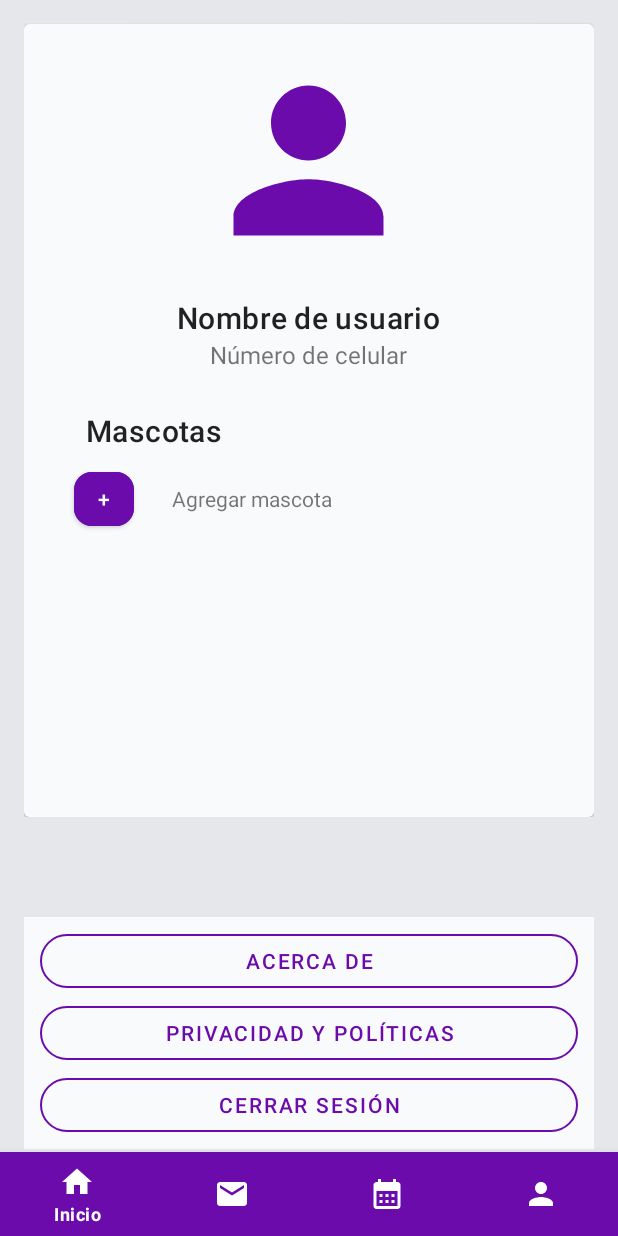
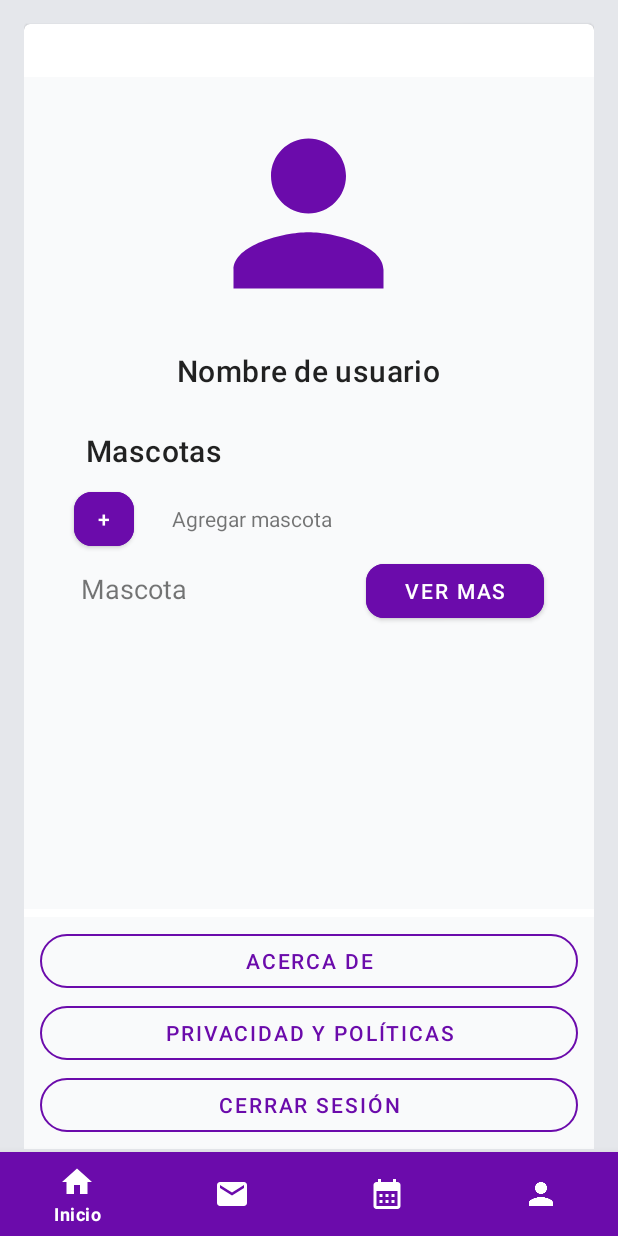
Before and after one commit to VISOSO2403/Estetica-Canina, an Android app: the fragment UserFragment placed in its activity, on a phone screen of 412 x 824 dp. Run offline under Robolectric (Android 15) with nearby library versions, the phone set to English and light mode, and no system bars; our stand-ins replace Firebase (no records; nobody signed in at launch, a user with empty details on screens opened directly).

Commit message:
perfil de mascota terminado

```diff
--- a/app/src/main/java/com/example/esteticacanina/UserFragment.java
+++ b/app/src/main/java/com/example/esteticacanina/UserFragment.java
@@ -13,7 +13,7 @@ import android.widget.Button;
 
 public class UserFragment extends Fragment {
 
-    Button agremasc;
+    Button agremasc, vermasc;
 
     @SuppressLint("MissingInflatedId")
     @Override
@@ -23,6 +23,7 @@ public class UserFragment extends Fragment {
 
 
         agremasc = root.findViewById(R.id.btnagrmasc);
+        vermasc = root.findViewById(R.id.btnvermasc);
 
         agremasc.setOnClickListener(new View.OnClickListener() {
             @Override
@@ -33,6 +34,15 @@ public class UserFragment extends Fragment {
             }
         });
 
+        vermasc.setOnClickListener(new View.OnClickListener() {
+            @Override
+            public void onClick(View view) {
+                Intent i = new Intent(getActivity(), MascotaActivity.class);
+                startActivity(i);
+                getActivity().finish();
+            }
+        });
+
         return root;
     }
 
--- a/app/src/main/res/layout/fragment_user.xml
+++ b/app/src/main/res/layout/fragment_user.xml
@@ -27,6 +27,7 @@
                     android:id="@+id/linearLayoutCardContent"
                     android:layout_width="match_parent"
                     android:layout_height="wrap_content"
+                    android:layout_marginVertical="35dp"
                     app:background="@color/whiterect"
                     android:orientation="vertical">
 
@@ -63,14 +64,7 @@
                                 android:textAppearance="?attr/textAppearanceHeadline6"
                                 android:textSize="20dp" />
 
-                            <TextView
-                                android:id="@+id/txtnumusu"
-                                android:layout_width="wrap_content"
-                                android:layout_height="wrap_content"
-                                android:layout_gravity="center"
-                                android:gravity="center_vertical"
-                                android:text="Número de celular"
-                                android:textSize="16dp" />
+
 
 
                         </LinearLayout>
@@ -112,7 +106,37 @@
                                 android:layout_height="wrap_content"
                                 android:text="Agregar mascota"
                                 android:textSize="14dp" />
+
                         </LinearLayout>
+
+
+                        <LinearLayout
+                            android:layout_width="match_parent"
+                            android:layout_height="match_parent"
+                            android:orientation="horizontal">
+
+                            <TextView
+                                android:id="@+id/txtnommasc"
+                                android:layout_width="0dp"
+                                android:layout_height="wrap_content"
+                                android:layout_weight="7"
+                                android:text="Mascota"
+                                android:layout_marginLeft="30dp"
+                                android:textSize="18dp" />
+
+                            <Button
+                                android:id="@+id/btnvermasc"
+                                android:layout_width="0dp"
+                                android:layout_height="wrap_content"
+                                android:layout_weight="5"
+                                android:layout_marginHorizontal="25dp"
+                                android:backgroundTint="@color/morado"
+                                android:text="Ver mas"
+                                app:cornerRadius="12dp" />
+
+                        </LinearLayout>
+
+
                         <ScrollView
                             android:id="@+id/contenedor2"
                             android:layout_width="match_parent"
@@ -122,6 +146,7 @@
                             android:backgroundTint="@color/whiterect"
                             android:scrollbars="none"
                             android:orientation="vertical">
+
 
                             <LinearLayout
                                 android:id="@+id/contenedor4"
@@ -139,7 +164,7 @@
 
                                         android:id="@+id/lista"
                                         android:layout_width="match_parent"
-                                        android:layout_height="wrap_content"
+                                        android:layout_height="match_parent"
                                         tools:context="com.herprogramacion.crmleads.LeadsFragment">
 
                                         <ListView
```
Also changed, not shown: app/src/main/AndroidManifest.xml (+10 -2 lines), app/src/main/java/com/example/esteticacanina/MascotaActivity.java (added, +37 -0 lines), app/src/main/res/drawable/stylo_border_mix.xml (added, +12 -0 lines), app/src/main/res/layout/activity_mascota.xml (added, +158 -0 lines).
